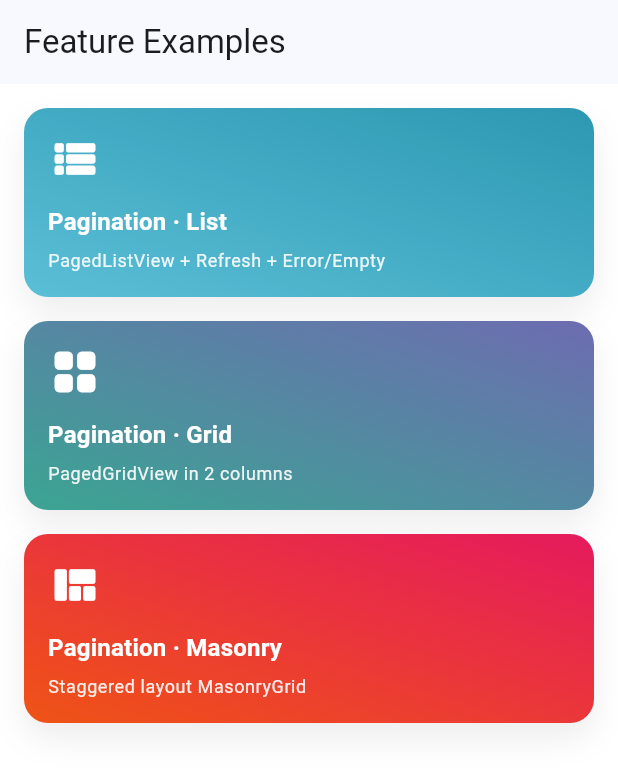
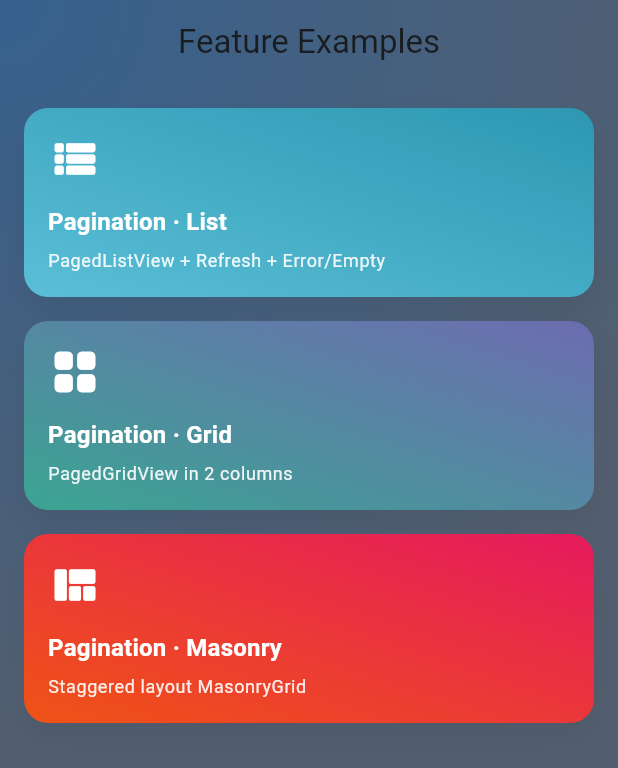
Before and after one commit to FCoder-star/feature_example, a Flutter app: the screen it shows after launch, on a phone screen of 412 x 824 dp. Shown: the top 768 px of the screen. Run offline on Flutter 3.47's test engine with Material 3 defaults, Android fonts, the phone set to English and light mode, and no system bars; our stand-ins replace go_router, infinite_scroll_pagination.

Commit message:
样式调整

```diff
--- a/lib/home/home_page.dart
+++ b/lib/home/home_page.dart
@@ -2,6 +2,7 @@ import 'dart:math' as math;
 
 import 'package:flutter/material.dart';
 import 'package:go_router/go_router.dart';
+import 'package:feature_example/widgets/app_page_bar.dart';
 
 import '../router/app_routes.dart';
 
@@ -12,14 +13,38 @@ class HomePage extends StatelessWidget {
   Widget build(BuildContext context) {
     final entries = _demoEntries;
     final bg = Theme.of(context).colorScheme.surfaceContainerLowest;
+    final scheme = Theme.of(context).colorScheme;
     return Scaffold(
       backgroundColor: bg,
-      appBar: AppBar(title: const Text('Feature Examples')),
-      body: ListView.separated(
-        padding: const EdgeInsets.all(16),
-        itemCount: entries.length,
-        separatorBuilder: (_, __) => const SizedBox(height: 16),
-        itemBuilder: (context, index) => _ExampleCard(entry: entries[index]),
+      extendBodyBehindAppBar: true,
+      appBar: AppPageBar(
+        title: 'Feature Examples',
+        backgroundColor: Colors.transparent,
+      ),
+      body: Stack(
+        children: [
+          Positioned.fill(
+            child: Container(
+              decoration: BoxDecoration(
+                gradient: RadialGradient(
+                  center: Alignment.topLeft,
+                  radius: 1.2,
+                  colors: [scheme.primary, scheme.secondary],
+                  stops: const [0.0, 1.0],
+                ),
+              ),
+            ),
+          ),
+          SafeArea(
+            child: ListView.separated(
+              padding: const EdgeInsets.all(16),
+              itemCount: entries.length,
+              separatorBuilder: (_, __) => const SizedBox(height: 16),
+              itemBuilder: (context, index) =>
+                  _ExampleCard(entry: entries[index]),
+            ),
+          ),
+        ],
       ),
     );
   }
--- /dev/null
+++ b/lib/widgets/app_page_bar.dart
@@ -0,0 +1,70 @@
+import 'package:flutter/material.dart';
+
+class AppPageBar extends StatelessWidget implements PreferredSizeWidget {
+  const AppPageBar({
+    super.key,
+    required this.title,
+    this.actions,
+    this.leading,
+    this.bottom,
+    this.centerTitle,
+    this.backgroundColor,
+    this.elevation,
+  });
+
+  final String title;
+  final List<Widget>? actions;
+  final Widget? leading;
+  final PreferredSizeWidget? bottom;
+  final bool? centerTitle;
+  final Color? backgroundColor;
+  final double? elevation;
+
+  @override
+  Size get preferredSize {
+    final bottomHeight = bottom?.preferredSize.height ?? 0;
+    return Size.fromHeight(kToolbarHeight + bottomHeight);
+  }
+
+  @override
+  Widget build(BuildContext context) {
+    final theme = Theme.of(context);
+    final useFancyBackground = backgroundColor == null;
+    return AppBar(
+      title: Text(title),
+      centerTitle: centerTitle ?? true,
+      elevation: elevation ?? 0,
+      scrolledUnderElevation: 0,
+      backgroundColor: useFancyBackground
+          ? Colors.transparent
+          : backgroundColor,
+      surfaceTintColor: Colors.transparent,
+      foregroundColor: useFancyBackground ? theme.colorScheme.onPrimary : null,
+      leading: leading,
+      actions: actions,
+      bottom: bottom,
+      flexibleSpace: useFancyBackground
+          ? const _GradientAppBarBackground()
+          : null,
+    );
+  }
+}
+
+class _GradientAppBarBackground extends StatelessWidget {
+  const _GradientAppBarBackground();
+
+  @override
+  Widget build(BuildContext context) {
+    final scheme = Theme.of(context).colorScheme;
+    return Container(
+      decoration: BoxDecoration(
+        gradient: RadialGradient(
+          center: Alignment.topLeft,
+          radius: 1.2,
+          colors: [scheme.primary, scheme.secondary],
+          stops: const [0.0, 1.0],
+        ),
+      ),
+    );
+  }
+}
```
Also changed, not shown: lib/examples/pagination/grid/widgets/app_item_grid_tile.dart (+10 -3 lines), lib/examples/pagination/list/widgets/app_item_card.dart (+7 -7 lines), lib/examples/pagination/masonry/widgets/app_item_masonry_tile.dart (+7 -7 lines), lib/examples/pagination/pages/pagination_grid_page.dart (+9 -4 lines), lib/examples/pagination/pages/pagination_list_page.dart (+6 -2 lines), lib/examples/pagination/pages/pagination_masonry_page.dart (+8 -4 lines), lib/router/app_routes.dart (+31 -3 lines).
